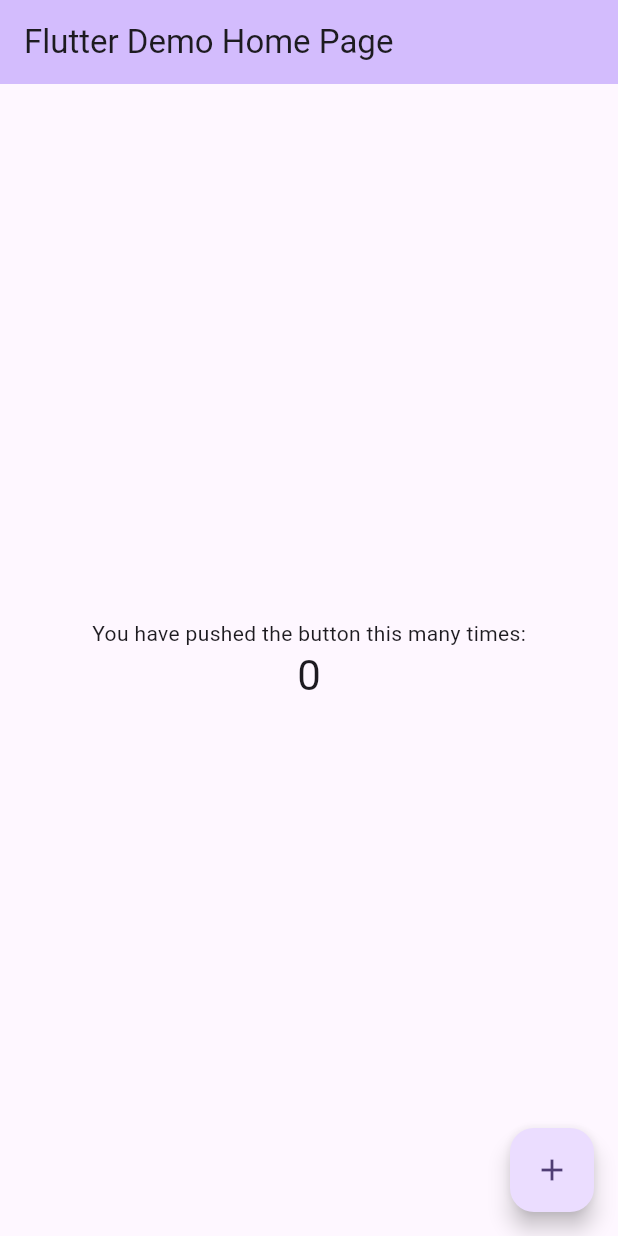
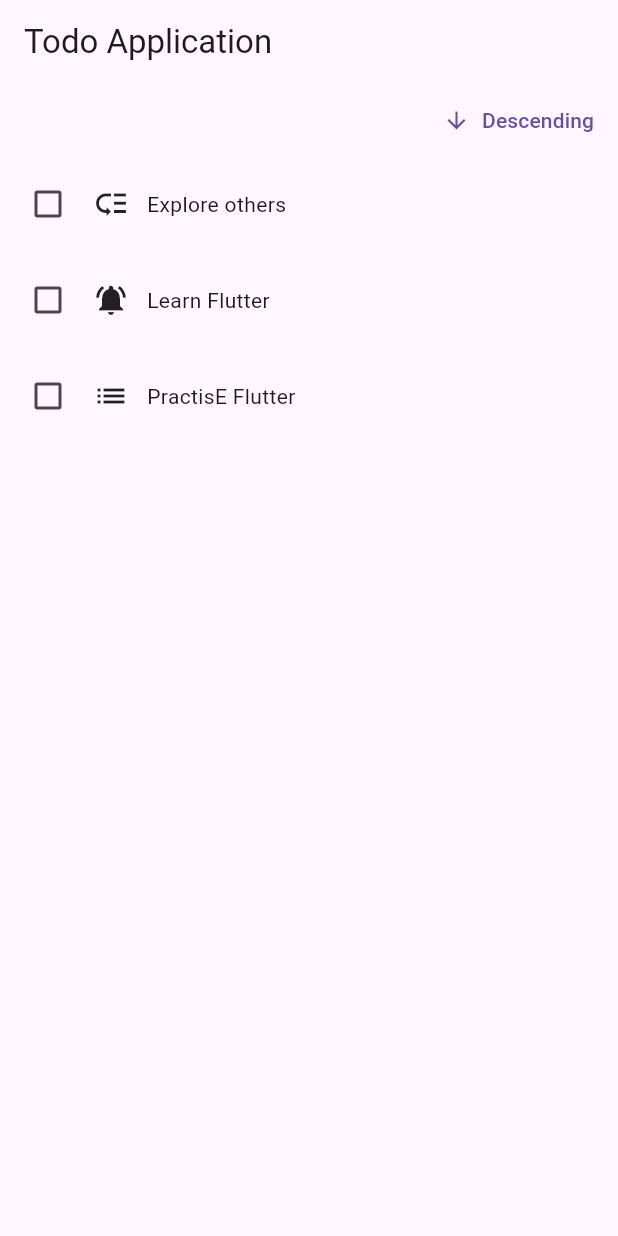
Before and after one commit to ksha-dev/todo_app, a Flutter app: the screen it shows after launch, on a phone screen of 412 x 824 dp. Run offline on Flutter 3.47's test engine with Material 2 defaults, Android fonts, the phone set to English and light mode, and no system bars.

Commit message:
Finished Course

```diff
--- /dev/null
+++ b/lib/keys/checkable_todo_item.dart
@@ -0,0 +1,50 @@
+import 'package:flutter/material.dart';
+
+enum Priority { urgent, normal, low }
+
+class CheckableTodoItem extends StatefulWidget {
+  const CheckableTodoItem(this.text, this.priority, {super.key});
+
+  final String text;
+  final Priority priority;
+
+  @override
+  State<CheckableTodoItem> createState() => _CheckableTodoItemState();
+}
+
+class _CheckableTodoItemState extends State<CheckableTodoItem> {
+  var _done = false;
+
+  void _setDone(bool? isChecked) {
+    setState(() {
+      _done = isChecked ?? false;
+    });
+  }
+
+  @override
+  Widget build(BuildContext context) {
+    var icon = Icons.low_priority;
+
+    if (widget.priority == Priority.urgent) {
+      icon = Icons.notifications_active;
+    }
+
+    if (widget.priority == Priority.normal) {
+      icon = Icons.list;
+    }
+
+    return Padding(
+      padding: const EdgeInsets.all(8),
+      child: Row(
+        crossAxisAlignment: CrossAxisAlignment.center,
+        children: [
+          Checkbox(value: _done, onChanged: _setDone),
+          const SizedBox(width: 6),
+          Icon(icon),
+          const SizedBox(width: 12),
+          Text(widget.text),
+        ],
+      ),
+    );
+  }
+}
--- /dev/null
+++ b/lib/keys/keys.dart
@@ -0,0 +1,66 @@
+import 'package:flutter/material.dart';
+import 'package:todo_app/keys/checkable_todo_item.dart';
+// import 'package:todo_app/keys/todo_items.dart';
+
+class Todo {
+  const Todo(this.text, this.priority);
+
+  final String text;
+  final Priority priority;
+}
+
+class Keys extends StatefulWidget {
+  const Keys({super.key});
+
+  @override
+  State<Keys> createState() => _KeysState();
+}
+
+class _KeysState extends State<Keys> {
+  String _order = "asc";
+  final _todos = [
+    const Todo('Learn Flutter', Priority.urgent),
+    const Todo('PractisE Flutter', Priority.normal),
+    const Todo('Explore others', Priority.low),
+  ];
+
+  List<Todo> get _orderedTodos {
+    final sortedTodos = List.of(_todos);
+    sortedTodos.sort(
+      (a, b) {
+        final bComesAfterA = a.text.compareTo(b.text);
+        return _order == "asc" ? bComesAfterA : -bComesAfterA;
+      },
+    );
+    return sortedTodos;
+  }
+
+  void _changeOrder() {
+    setState(() => _order = _order == "asc" ? "dsc" : "asc");
+  }
+
+  @override
+  Widget build(BuildContext context) {
+    return Column(
+      children: [
+        Align(
+          alignment: Alignment.centerRight,
+          child: TextButton.icon(
+            onPressed: () => _changeOrder(),
+            icon: Icon(
+                _order == "asc" ? Icons.arrow_downward : Icons.arrow_upward),
+            label: Text(_order == "asc" ? 'Descending' : 'Ascending'),
+          ),
+        ),
+        Expanded(
+            child: Column(
+          children: [
+            for (final todo in _orderedTodos)
+              CheckableTodoItem(
+                  key: ObjectKey(todo.text), todo.text, todo.priority),
+          ],
+        ))
+      ],
+    );
+  }
+}
--- /dev/null
+++ b/lib/keys/todo_items.dart
@@ -0,0 +1,34 @@
+import 'package:flutter/material.dart';
+
+enum Priority { urgent, normal, low }
+
+class TodoItem extends StatelessWidget {
+  const TodoItem(this.text, this.priority, {super.key});
+
+  final String text;
+  final Priority priority;
+
+  @override
+  Widget build(BuildContext context) {
+    var icon = Icons.low_priority;
+
+    if (priority == Priority.urgent) {
+      icon = Icons.notifications_active;
+    }
+
+    if (priority == Priority.normal) {
+      icon = Icons.list;
+    }
+
+    return Padding(
+      padding: const EdgeInsets.all(8),
+      child: Row(
+        children: [
+          Icon(icon),
+          const SizedBox(width: 12),
+          Text(text),
+        ],
+      ),
+    );
+  }
+}
--- a/lib/main.dart
+++ b/lib/main.dart
@@ -1,125 +1,51 @@
 import 'package:flutter/material.dart';
+import 'package:todo_app/keys/keys.dart';
 
 void main() {
-  runApp(const MyApp());
+  runApp(const ToDoApp());
 }
 
-class MyApp extends StatelessWidget {
-  const MyApp({super.key});
+class ToDoApp extends StatelessWidget {
+  const ToDoApp({super.key});
 
-  // This widget is the root of your application.
   @override
   Widget build(BuildContext context) {
     return MaterialApp(
-      title: 'Flutter Demo',
-      theme: ThemeData(
-        // This is the theme of your application.
-        //
-        // TRY THIS: Try running your application with "flutter run". You'll see
-        // the application has a blue toolbar. Then, without quitting the app,
-        // try changing the seedColor in the colorScheme below to Colors.green
-        // and then invoke "hot reload" (save your changes or press the "hot
-        // reload" button in a Flutter-supported IDE, or press "r" if you used
-        // the command line to start the app).
-        //
-        // Notice that the counter didn't reset back to zero; the application
-        // state is not lost during the reload. To reset the state, use hot
-        // restart instead.
-        //
-        // This works for code too, not just values: Most code changes can be
-        // tested with just a hot reload.
-        colorScheme: ColorScheme.fromSeed(seedColor: Colors.deepPurple),
-        useMaterial3: true,
+      theme: ThemeData(useMaterial3: true),
+      debugShowCheckedModeBanner: false,
+      home: Scaffold(
+        appBar: AppBar(
+          title: const Text('Todo Application'),
+        ),
+        body: const Keys(),
       ),
-      home: const MyHomePage(title: 'Flutter Demo Home Page'),
     );
   }
 }
-
-class MyHomePage extends StatefulWidget {
-  const MyHomePage({super.key, required this.title});
-
-  // This widget is the home page of your application. It is stateful, meaning
-  // that it has a State object (defined below) that contains fields that affect
-  // how it looks.
-
-  // This class is the configuration for the state. It holds the values (in this
-  // case the title) provided by the parent (in this case the App widget) and
-  // used by the build method of the State. Fields in a Widget subclass are
-  // always marked "final".
-
-  final String title;
-
-  @override
-  State<MyHomePage> createState() => _MyHomePageState();
-}
-
-class _MyHomePageState extends State<MyHomePage> {
-  int _counter = 0;
-
-  void _incrementCounter() {
-    setState(() {
-      // This call to setState tells the Flutter framework that something has
-      // changed in this State, which causes it to rerun the build method below
-      // so that the display can reflect the updated values. If we changed
-      // _counter without calling setState(), then the build method would not be
-      // called again, and so nothing would appear to happen.
-      _counter++;
-    });
-  }
-
-  @override
-  Widget build(BuildContext context) {
-    // This method is rerun every time setState is called, for instance as done
-    // by the _incrementCounter method above.
-    //
-    // The Flutter framework has been optimized to make rerunning build methods
-    // fast, so that you can just rebuild anything that needs updating rather
-    // than having to individually change instances of widgets.
-    return Scaffold(
-      appBar: AppBar(
-        // TRY THIS: Try changing the color here to a specific color (to
-        // Colors.amber, perhaps?) and trigger a hot reload to see the AppBar
-        // change color while the other colors stay the same.
-        backgroundColor: Theme.of(context).colorScheme.inversePrimary,
-        // Here we take the value from the MyHomePage object that was created by
-        // the App.build method, and use it to set our appbar title.
-        title: Text(widget.title),
-      ),
-      body: Center(
-        // Center is a layout widget. It takes a single child and positions it
-        // in the middle of the parent.
-        child: Column(
-          // Column is also a layout widget. It takes a list of children and
-          // arranges them vertically. By default, it sizes itself to fit its
-          // children horizontally, and tries to be as tall as its parent.
-          //
-          // Column has various properties to control how it sizes itself and
-          // how it positions its children. Here we use mainAxisAlignment to
-          // center the children vertically; the main axis here is the vertical
-          // axis because Columns are vertical (the cross axis would be
-          // horizontal).
-          //
-          // TRY THIS: Invoke "debug painting" (choose the "Toggle Debug Paint"
-          // action in the IDE, or press "p" in the console), to see the
-          // wireframe for each widget.
-          mainAxisAlignment: MainAxisAlignment.center,
-          children: <Widget>[
-            const Text(
-              'You have pushed the button this many times:',
-            ),
-            Text(
-              '$_counter',
-              style: Theme.of(context).textTheme.headlineMedium,
-            ),
-          ],
-        ),
-      ),
-      floatingActionButton: FloatingActionButton(
-        onPressed: _incrementCounter,
-        tooltip: 'Increment',
-        child: const Icon(Icons.add),
-      ), // This trailing comma makes auto-formatting nicer for build methods.
-    );
-  }
-}
+//Take Aways
+/**
+ *
+ * Concept of Trees in Flutter
+ * -> Widget Tree
+ * -> Element Tree
+ * -> Render Tree
+ *
+ * Flutter manages Element and Render Tree
+ * Developer should manage the widget tree
+ *
+ * Stateful widgets must be kept as small as possible
+ *
+ * Without keys, only the widget tree changes, not the element tree
+ * With keys, the element tree also is notified about the state change and matches the corresponding widget
+ *
+ * Usage of Keys
+ * ValueKeys and ObjectKeys
+ * ValueKeys -> stores just one variable of any data type
+ * ObjectKeys -> can get an entire object as a key
+ *
+ *
+ * Const - cannot be modified nor assigned
+ * Final - can be modified but not reassignes
+ * Var - can be reassigned and modified
+ *
+ */
```
Also changed, not shown: 2 other files.
